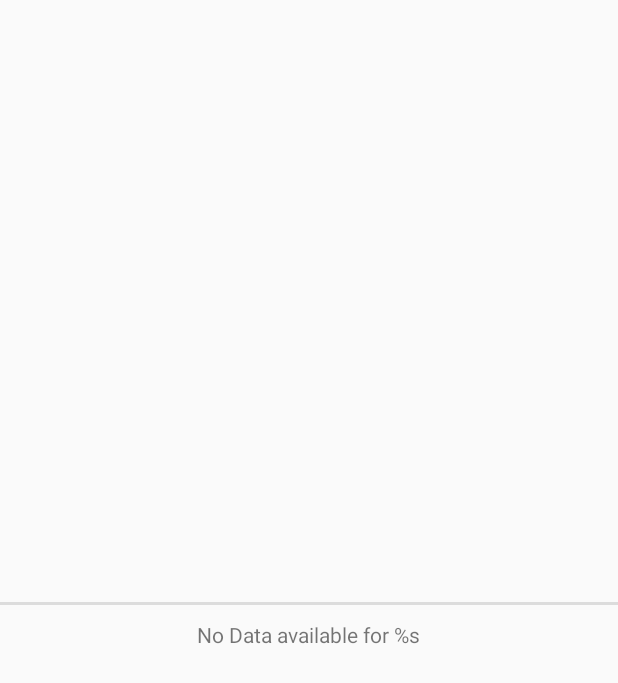
After one commit to aleqi200/grelp, an Android app: the layout fragment_no_data.xml on its own in the app's theme, with its tools: preview values and no code run, on a phone screen of 412 x 824 dp. The commit adds this screen. Shown: the top 683 px of the screen. Run offline under Robolectric (Android 15) with nearby library versions, the phone set to English and light mode, and no system bars.

```diff
--- a/app/src/main/res/layout/content_groupon_detail.xml
+++ b/app/src/main/res/layout/content_groupon_detail.xml
@@ -121,6 +121,7 @@
         android:layout_width="match_parent"
         android:layout_height="2dp"
         android:paddingTop="10dp"
+        android:paddingBottom="10dp"
         android:layout_marginBottom="10dp"
         android:layout_below="@+id/places_fragment"
         android:padding="2dp"
--- /dev/null
+++ b/app/src/main/res/layout/fragment_no_data.xml
@@ -0,0 +1,28 @@
+<?xml version="1.0" encoding="utf-8"?>
+<RelativeLayout xmlns:android="http://schemas.android.com/apk/res/android"
+    android:layout_width="match_parent"
+    android:layout_height="match_parent"
+    android:gravity="center"
+    android:clickable="false">
+
+    <View
+        android:layout_width="match_parent"
+        android:layout_height="2dp"
+        android:id="@+id/divider_review"
+        android:paddingTop="30dp"
+        android:layout_marginTop="20dp"
+        android:background="?android:attr/listDivider"
+        android:layout_above="@+id/tvNoData"
+        android:paddingBottom="10dp" />
+
+    <TextView
+        android:layout_width="wrap_content"
+        android:layout_height="wrap_content"
+        android:text="@string/no_data_avail_for"
+        android:id="@+id/tvNoData"
+        android:layout_alignParentTop="true"
+        android:paddingTop="10dp"
+        android:paddingBottom="10dp"
+        android:layout_centerHorizontal="true" />
+
+</RelativeLayout>
--- a/app/src/main/res/values/strings.xml
+++ b/app/src/main/res/values/strings.xml
@@ -39,5 +39,6 @@
     <string name="example_phone_number">555-5555</string>
     <string name="buy">Buy</string>
     <string name="google_ratings">Google Rating</string>
+    <string name="no_data_avail_for">No Data available for %s</string>
     <string name="no_rating">No rating available</string>
 </resources>
```
Also changed, not shown: app/src/main/java/com/grelp/grelp/activities/GrouponDetailActivity.java (+28 -0 lines), app/src/main/java/com/grelp/grelp/fragments/NoDataFragment.java (added, +39 -0 lines), app/src/main/java/com/grelp/grelp/fragments/loading/FoursquareLoadingFragment.java (added, +23 -0 lines), app/src/main/java/com/grelp/grelp/fragments/loading/GoogleLoadingFragment.java (added, +23 -0 lines), app/src/main/java/com/grelp/grelp/fragments/loading/LoadingFragment.java (added, +34 -0 lines), app/src/main/java/com/grelp/grelp/fragments/loading/YelpLoadingFragment.java (added, +23 -0 lines), app/src/main/res/layout/fragment_loading.xml (added, +36 -0 lines).
